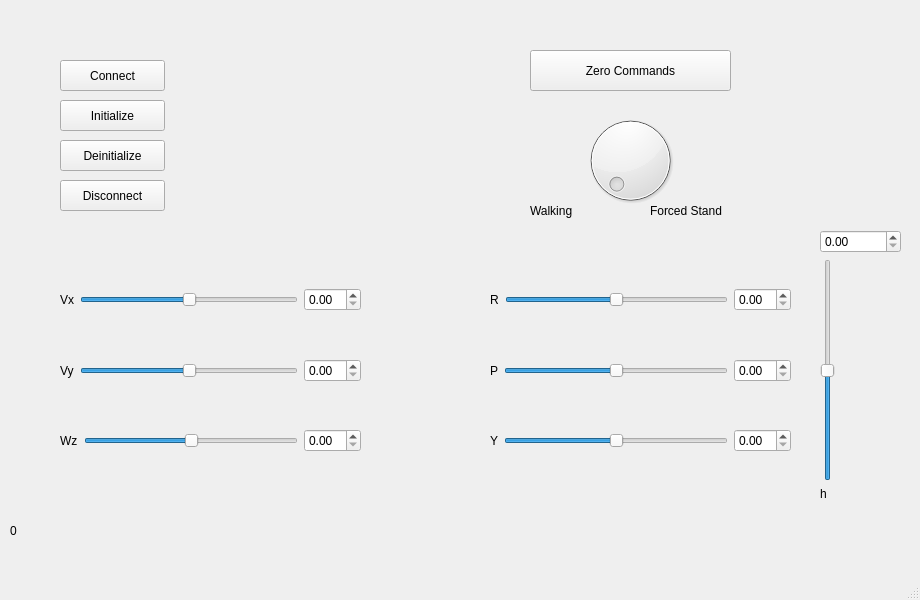
The window that qt/configuration_window/mainwindow.ui (Adorno-Lab/sas_robot_driver_unitree_b1) describes before a commit, drawn with Qt 5.
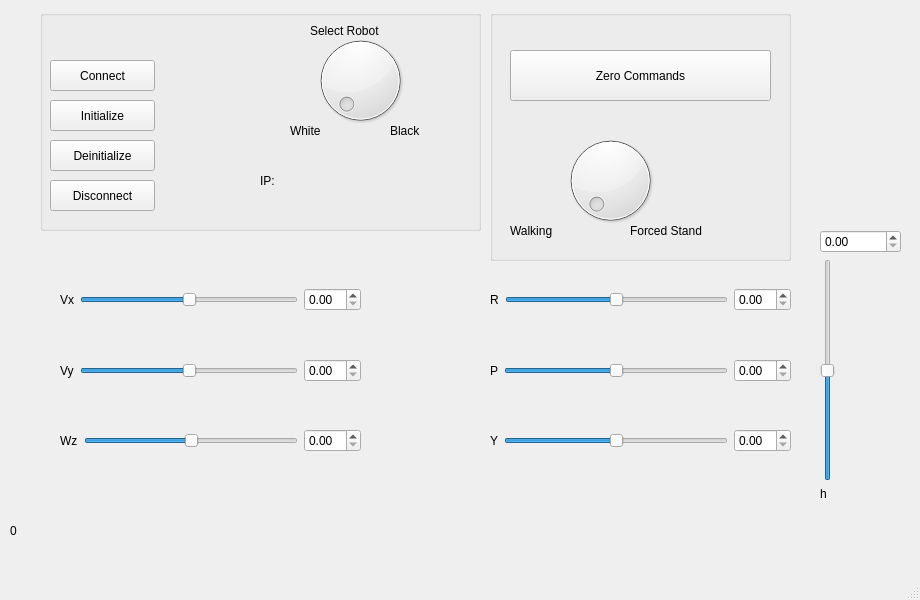
The same window after the commit.

Patch:
```diff
--- a/qt/configuration_window/mainwindow.ui
+++ b/qt/configuration_window/mainwindow.ui
@@ -14,97 +14,6 @@
    <string>MainWindow</string>
   </property>
   <widget class="QWidget" name="centralwidget">
-   <widget class="QPushButton" name="pushButton_connect_">
-    <property name="geometry">
-     <rect>
-      <x>60</x>
-      <y>60</y>
-      <width>105</width>
-      <height>31</height>
-     </rect>
-    </property>
-    <property name="text">
-     <string>Connect</string>
-    </property>
-   </widget>
-   <widget class="QPushButton" name="pushButton_initialize_">
-    <property name="geometry">
-     <rect>
-      <x>60</x>
-      <y>100</y>
-      <width>105</width>
-      <height>31</height>
-     </rect>
-    </property>
-    <property name="text">
-     <string>Initialize</string>
-    </property>
-   </widget>
-   <widget class="QPushButton" name="pushButton_deinitialize_">
-    <property name="geometry">
-     <rect>
-      <x>60</x>
-      <y>140</y>
-      <width>105</width>
-      <height>31</height>
-     </rect>
-    </property>
-    <property name="text">
-     <string>Deinitialize</string>
-    </property>
-   </widget>
-   <widget class="QPushButton" name="pushButton_disconnect_">
-    <property name="geometry">
-     <rect>
-      <x>60</x>
-      <y>180</y>
-      <width>105</width>
-      <height>31</height>
-     </rect>
-    </property>
-    <property name="text">
-     <string>Disconnect</string>
-    </property>
-   </widget>
-   <widget class="QDial" name="dial_change_operation_high_level_mode_">
-    <property name="geometry">
-     <rect>
-      <x>580</x>
-      <y>100</y>
-      <width>101</width>
-      <height>121</height>
-     </rect>
-    </property>
-    <property name="maximum">
-     <number>1</number>
-    </property>
-   </widget>
-   <widget class="QLabel" name="label">
-    <property name="geometry">
-     <rect>
-      <x>530</x>
-      <y>200</y>
-      <width>79</width>
-      <height>22</height>
-     </rect>
-    </property>
-    <property name="text">
-     <string>Walking</string>
-    </property>
-   </widget>
-   <widget class="QLabel" name="label_2">
-    <property name="geometry">
-     <rect>
-      <x>650</x>
-      <y>200</y>
-      <width>111</width>
-      <height>22</height>
-     </rect>
-    </property>
-    <property name="text">
-     <string>Forced Stand</string>
-    </property>
-   </widget>
    <widget class="QWidget" name="horizontalLayoutWidget">
     <property name="geometry">
      <rect>
@@ -315,19 +224,6 @@
      </item>
     </layout>
    </widget>
-   <widget class="QPushButton" name="pushButton_zero_commands_">
-    <property name="geometry">
-     <rect>
-      <x>530</x>
-      <y>50</y>
-      <width>201</width>
-      <height>41</height>
-     </rect>
-    </property>
-    <property name="text">
-     <string>Zero Commands</string>
-    </property>
-   </widget>
    <widget class="QLabel" name="elapsed_time_label_">
     <property name="geometry">
      <rect>
@@ -376,6 +272,204 @@
      </item>
     </layout>
    </widget>
+   <widget class="QGroupBox" name="groupBox">
+    <property name="geometry">
+     <rect>
+      <x>490</x>
+      <y>10</y>
+      <width>301</width>
+      <height>251</height>
+     </rect>
+    </property>
+    <property name="title">
+     <string/>
+    </property>
+    <widget class="QPushButton" name="pushButton_zero_commands_">
+     <property name="geometry">
+      <rect>
+       <x>20</x>
+       <y>40</y>
+       <width>261</width>
+       <height>51</height>
+      </rect>
+     </property>
+     <property name="text">
+      <string>Zero Commands</string>
+     </property>
+    </widget>
+    <widget class="QDial" name="dial_change_operation_high_level_mode_">
+     <property name="geometry">
+      <rect>
+       <x>70</x>
+       <y>110</y>
+       <width>101</width>
+       <height>121</height>
+      </rect>
+     </property>
+     <property name="maximum">
+      <number>1</number>
+     </property>
+    </widget>
+    <widget class="QLabel" name="label">
+     <property name="geometry">
+      <rect>
+       <x>20</x>
+       <y>210</y>
+       <width>79</width>
+       <height>22</height>
+      </rect>
+     </property>
+     <property name="text">
+      <string>Walking</string>
+     </property>
+    </widget>
+    <widget class="QLabel" name="label_2">
+     <property name="geometry">
+      <rect>
+       <x>140</x>
+       <y>210</y>
+       <width>111</width>
+       <height>22</height>
+      </rect>
+     </property>
+     <property name="text">
+      <string>Forced Stand</string>
+     </property>
+    </widget>
+   </widget>
+   <widget class="QGroupBox" name="groupBox_2">
+    <property name="geometry">
+     <rect>
+      <x>40</x>
+      <y>10</y>
+      <width>441</width>
+      <height>221</height>
+     </rect>
+    </property>
+    <property name="title">
+     <string/>
+    </property>
+    <widget class="QPushButton" name="pushButton_disconnect_">
+     <property name="geometry">
+      <rect>
+       <x>10</x>
+       <y>170</y>
+       <width>105</width>
+       <height>31</height>
+      </rect>
+     </property>
+     <property name="text">
+      <string>Disconnect</string>
+     </property>
+    </widget>
+    <widget class="QPushButton" name="pushButton_initialize_">
+     <property name="geometry">
+      <rect>
+       <x>10</x>
+       <y>90</y>
+       <width>105</width>
+       <height>31</height>
+      </rect>
+     </property>
+     <property name="text">
+      <string>Initialize</string>
+     </property>
+    </widget>
+    <widget class="QPushButton" name="pushButton_connect_">
+     <property name="geometry">
+      <rect>
+       <x>10</x>
+       <y>50</y>
+       <width>105</width>
+       <height>31</height>
+      </rect>
+     </property>
+     <property name="text">
+      <string>Connect</string>
+     </property>
+    </widget>
+    <widget class="QPushButton" name="pushButton_deinitialize_">
+     <property name="geometry">
+      <rect>
+       <x>10</x>
+       <y>130</y>
+       <width>105</width>
+       <height>31</height>
+      </rect>
+     </property>
+     <property name="text">
+      <string>Deinitialize</string>
+     </property>
+    </widget>
+    <widget class="QDial" name="dial_select_robot_">
+     <property name="geometry">
+      <rect>
+       <x>270</x>
+       <y>10</y>
+       <width>101</width>
+       <height>121</height>
+      </rect>
+     </property>
+     <property name="minimum">
+      <number>1</number>
+     </property>
+     <property name="maximum">
+      <number>3</number>
+     </property>
+    </widget>
+    <widget class="QLabel" name="label_10">
+     <property name="geometry">
+      <rect>
+       <x>250</x>
+       <y>110</y>
+       <width>51</width>
+       <height>22</height>
+      </rect>
+     </property>
+     <property name="text">
+      <string>White</string>
+     </property>
+    </widget>
+    <widget class="QLabel" name="label_12">
+     <property name="geometry">
+      <rect>
+       <x>350</x>
+       <y>110</y>
+       <width>51</width>
+       <height>22</height>
+      </rect>
+     </property>
+     <property name="text">
+      <string>Black</string>
+     </property>
+    </widget>
+    <widget class="QLabel" name="label_11">
+     <property name="geometry">
+      <rect>
+       <x>270</x>
+       <y>10</y>
+       <width>111</width>
+       <height>22</height>
+      </rect>
+     </property>
+     <property name="text">
+      <string>Select Robot</string>
+     </property>
+    </widget>
+    <widget class="QLabel" name="label_ip_">
+     <property name="geometry">
+      <rect>
+       <x>220</x>
+       <y>160</y>
+       <width>201</width>
+       <height>22</height>
+      </rect>
+     </property>
+     <property name="text">
+      <string>IP:</string>
+     </property>
+    </widget>
+   </widget>
   </widget>
   <widget class="QMenuBar" name="menubar">
    <property name="geometry">
```
